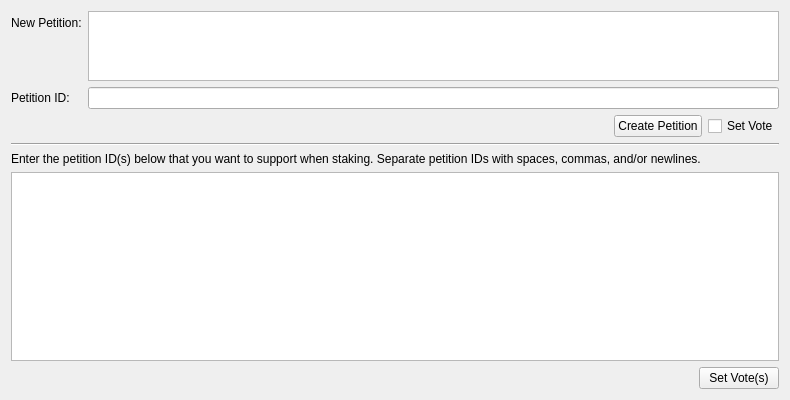
First picture: the form in src/qt/forms/clamourpage.ui, repository trentrussell/qednet, before the edit.
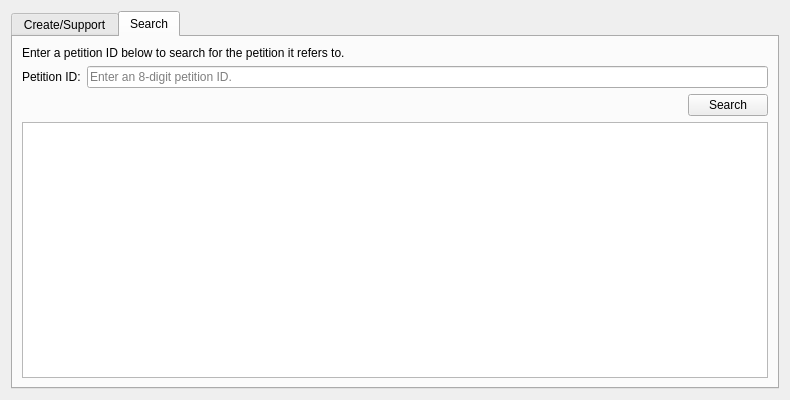
Second picture: the form after the edit. The open tabs and pages were chosen to show the change. Custom widgets are drawn as their Qt base class.

Commit message:
Implement clamour search in GUI
Various small improvements to Notary/Clamour pages

Diff of the .ui file:
```diff
--- a/src/qt/forms/clamourpage.ui
+++ b/src/qt/forms/clamourpage.ui
@@ -13,6 +13,16 @@
   <property name="windowTitle">
    <string>Form</string>
   </property>
+  <layout class="QVBoxLayout" name="verticalLayout_3">
+   <item>
+    <widget class="QTabWidget" name="tabWidget">
+     <property name="currentIndex">
+      <number>0</number>
+     </property>
+     <widget class="QWidget" name="tab_3">
+      <attribute name="title">
+       <string>Create/Support</string>
+      </attribute>
   <layout class="QVBoxLayout" name="verticalLayout_2">
    <item>
     <layout class="QFormLayout" name="formLayout">
@@ -22,7 +32,7 @@
      <item row="0" column="0">
       <widget class="QLabel" name="label">
        <property name="text">
-        <string>New Petition:</string>
+            <string>Create Petition:</string>
        </property>
       </widget>
      </item>
@@ -48,6 +58,9 @@
        <property name="readOnly">
         <bool>true</bool>
        </property>
+           <property name="placeholderText">
+            <string>The ID of the above petition will be shown here.</string>
+           </property>
       </widget>
      </item>
      <item row="2" column="1">
@@ -81,7 +94,7 @@
           <string>Immediately begin staking with the new petition ID.</string>
          </property>
          <property name="text">
-          <string>Set Vote</string>
+              <string>Support Petition</string>
          </property>
         </widget>
        </item>
@@ -129,7 +142,7 @@
        <item>
         <widget class="QPushButton" name="setVotesButton">
          <property name="text">
-          <string>Set Vote(s)</string>
+              <string>Save Supported Petition(s)</string>
          </property>
         </widget>
        </item>
@@ -139,6 +152,86 @@
    </item>
   </layout>
  </widget>
+     <widget class="QWidget" name="tab_4">
+      <attribute name="title">
+       <string>Search</string>
+      </attribute>
+      <layout class="QVBoxLayout" name="verticalLayout_4">
+       <item>
+        <widget class="QLabel" name="label_5">
+         <property name="text">
+          <string>Enter a petition ID below to search for the petition it refers to.</string>
+         </property>
+        </widget>
+       </item>
+       <item>
+        <layout class="QFormLayout" name="formLayout_2">
+         <property name="fieldGrowthPolicy">
+          <enum>QFormLayout::AllNonFixedFieldsGrow</enum>
+         </property>
+         <item row="0" column="0">
+          <widget class="QLabel" name="label_4">
+           <property name="text">
+            <string>Petition ID:</string>
+           </property>
+          </widget>
+         </item>
+         <item row="0" column="1">
+          <widget class="QValidatedLineEdit" name="searchClamourEdit">
+           <property name="placeholderText">
+            <string>Enter an 8-digit petition ID.</string>
+           </property>
+          </widget>
+         </item>
+         <item row="1" column="1">
+          <layout class="QHBoxLayout" name="horizontalLayout_5">
+           <item>
+            <spacer name="horizontalSpacer_3">
+             <property name="orientation">
+              <enum>Qt::Horizontal</enum>
+             </property>
+             <property name="sizeHint" stdset="0">
+              <size>
+               <width>40</width>
+               <height>20</height>
+              </size>
+             </property>
+            </spacer>
+           </item>
+           <item>
+            <widget class="QPushButton" name="searchClamourButton">
+             <property name="text">
+              <string>Search</string>
+             </property>
+            </widget>
+           </item>
+          </layout>
+         </item>
+        </layout>
+       </item>
+       <item>
+        <widget class="QTableWidget" name="searchClamourTable">
+         <attribute name="horizontalHeaderHighlightSections">
+          <bool>false</bool>
+         </attribute>
+         <attribute name="verticalHeaderHighlightSections">
+          <bool>false</bool>
+         </attribute>
+        </widget>
+       </item>
+      </layout>
+     </widget>
+    </widget>
+   </item>
+  </layout>
+ </widget>
+ <customwidgets>
+  <customwidget>
+   <class>QValidatedLineEdit</class>
+   <extends>QLineEdit</extends>
+   <header>qvalidatedlineedit.h</header>
+  </customwidget>
+ </customwidgets>
  <resources/>
  <connections/>
 </ui>
```
Lines whose indentation alone changed are shown as unchanged. The commit also changes 11 other files.
